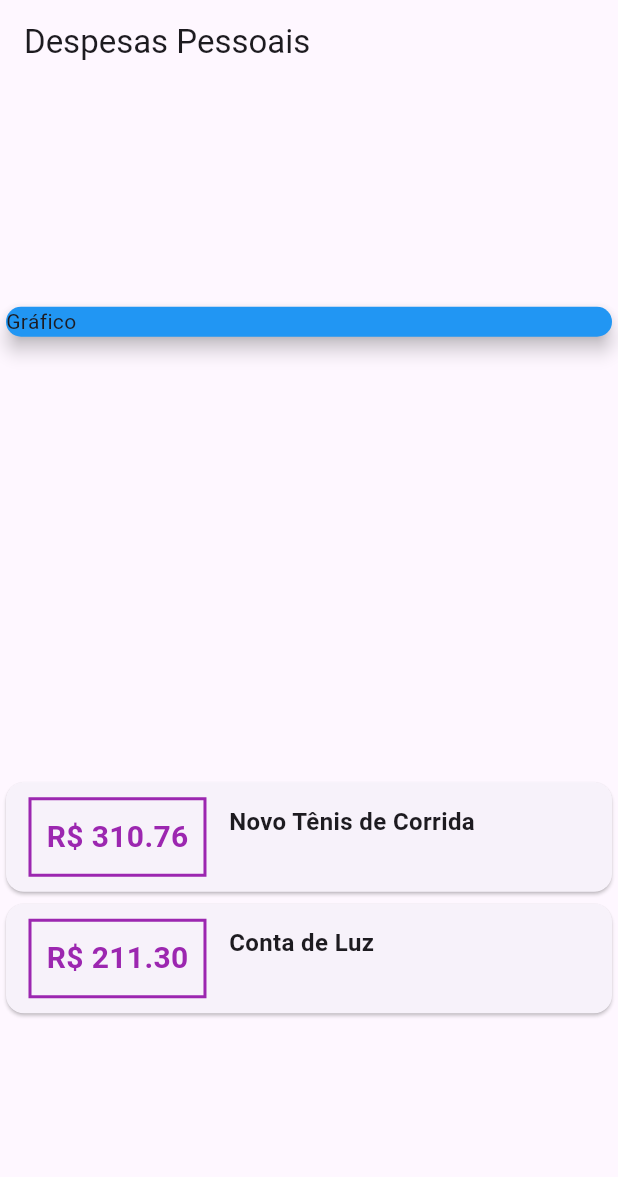
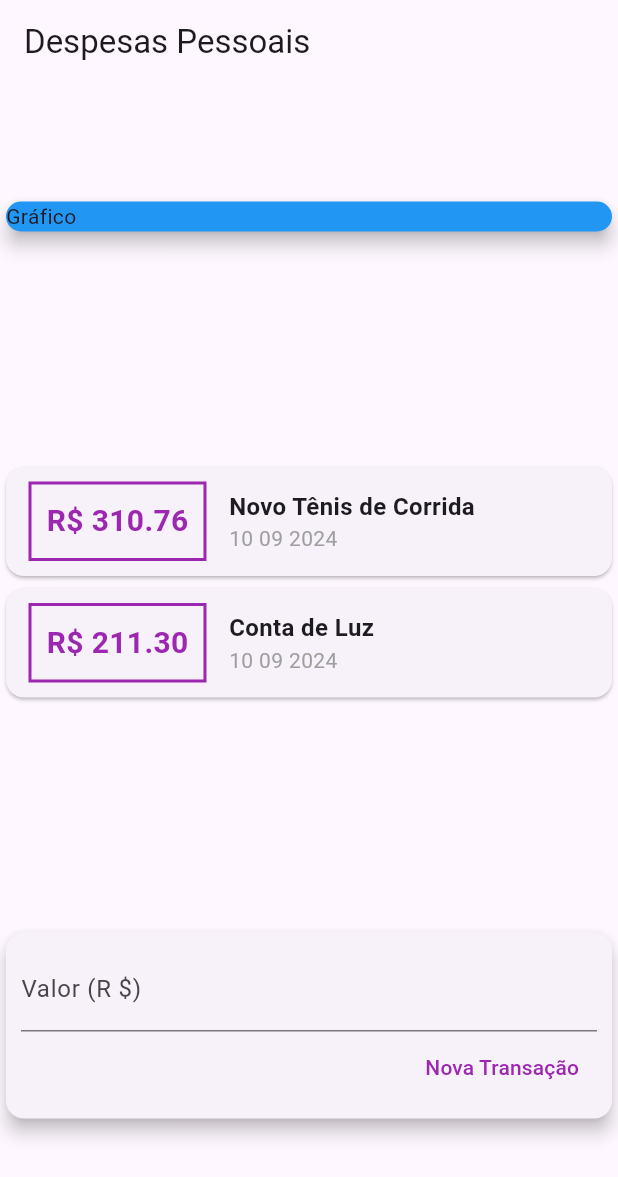
Before and after one commit to victoricoma/ddm_flutter_b, a Flutter app: the screen it shows after launch, on a phone screen of 412 x 824 dp. Shown: the top 1177 px of the screen. Run offline on Flutter 3.47's test engine with Material 3 defaults, Android fonts, the phone set to English and light mode, and no system bars.

Commit message:
Aula0910 - Formulários e Funções padrões

```diff
--- a/expenses/lib/main.dart
+++ b/expenses/lib/main.dart
@@ -1,5 +1,6 @@
 import 'package:flutter/material.dart';
 import 'models/transactions.dart';
+import 'package:intl/intl.dart';
 
 void main() {
   runApp(const ExpensesApp());
@@ -18,6 +19,10 @@
 
 class MyHomePage extends StatelessWidget {
   MyHomePage({Key? key}) : super(key: key);
+
+  final titleController = TextEditingController();
+  final valueController = TextEditingController();
+
   final _transactions = [
     Transaction(
       id: 't1',
@@ -86,7 +91,7 @@
                           ),
                         ),
                         Text(
-                          DateFormat('d MMM y').format(tr.date.toString()),
+                          DateFormat('d MM y').format(tr.date),
                           style: const TextStyle(
                             color: Colors.grey,
                           ),
@@ -98,6 +103,37 @@
               );
             }).toList(),
           ),
+          Card(
+            elevation: 5,
+            child: Padding(
+              padding: const EdgeInsets.all(10),
+              child: Column(
+                children: [
+                  const TextField(
+                    decoration: InputDecoration(
+                      labelText: 'Valor (R \$)',
+                    ),
+                  ),
+                  Row(
+                    mainAxisAlignment: MainAxisAlignment.end,
+                    children: <Widget>[
+                      TextButton(
+                        child: const Text(
+                          'Nova Transação',
+                          style: TextStyle(
+                            color: Colors.purple,
+                          ),
+                        ),
+                        onPressed: () {
+
+                        },
+                      ),
+                    ],
+                  )
+                ],
+              ),
+            ),
+          )
         ],
       ),
     );
--- a/expenses/pubspec.yaml
+++ b/expenses/pubspec.yaml
@@ -35,6 +35,7 @@
   # The following adds the Cupertino Icons font to your application.
   # Use with the CupertinoIcons class for iOS style icons.
   cupertino_icons: ^1.0.2
+  intl: ^0.19.0
 
 dev_dependencies:
   flutter_test:
```
Also changed, not shown: expenses/pubspec.lock.
